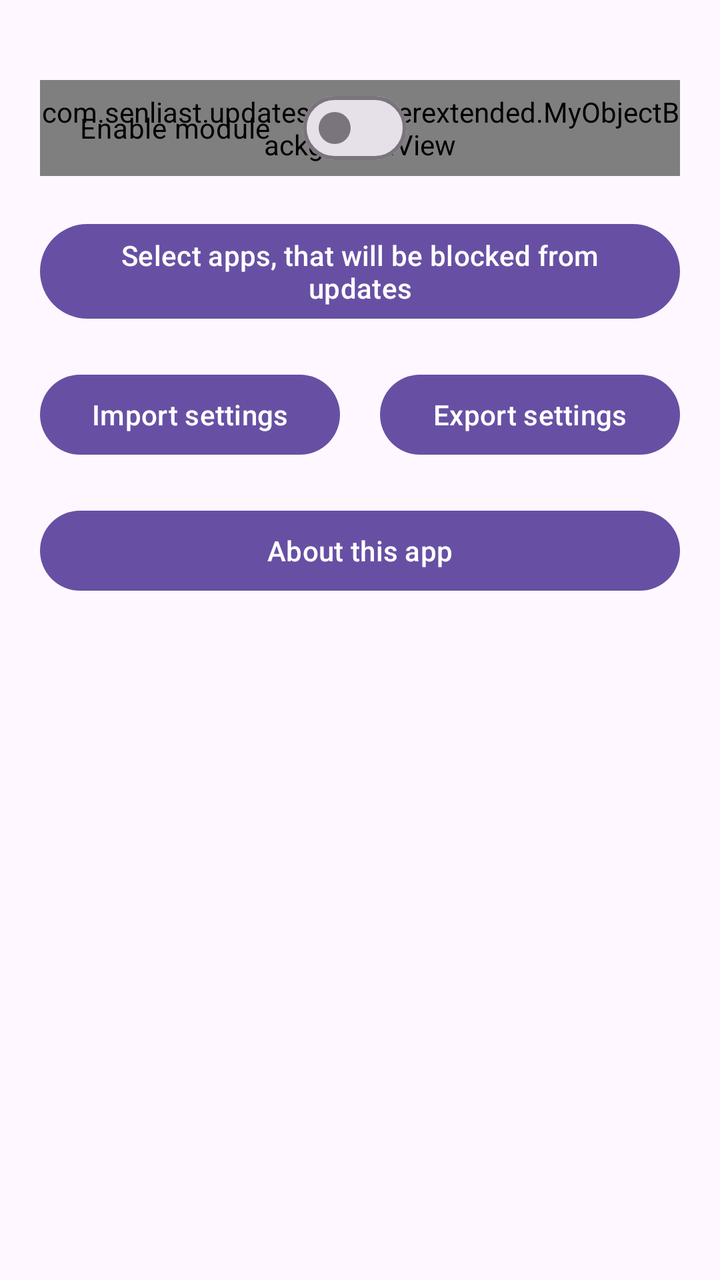
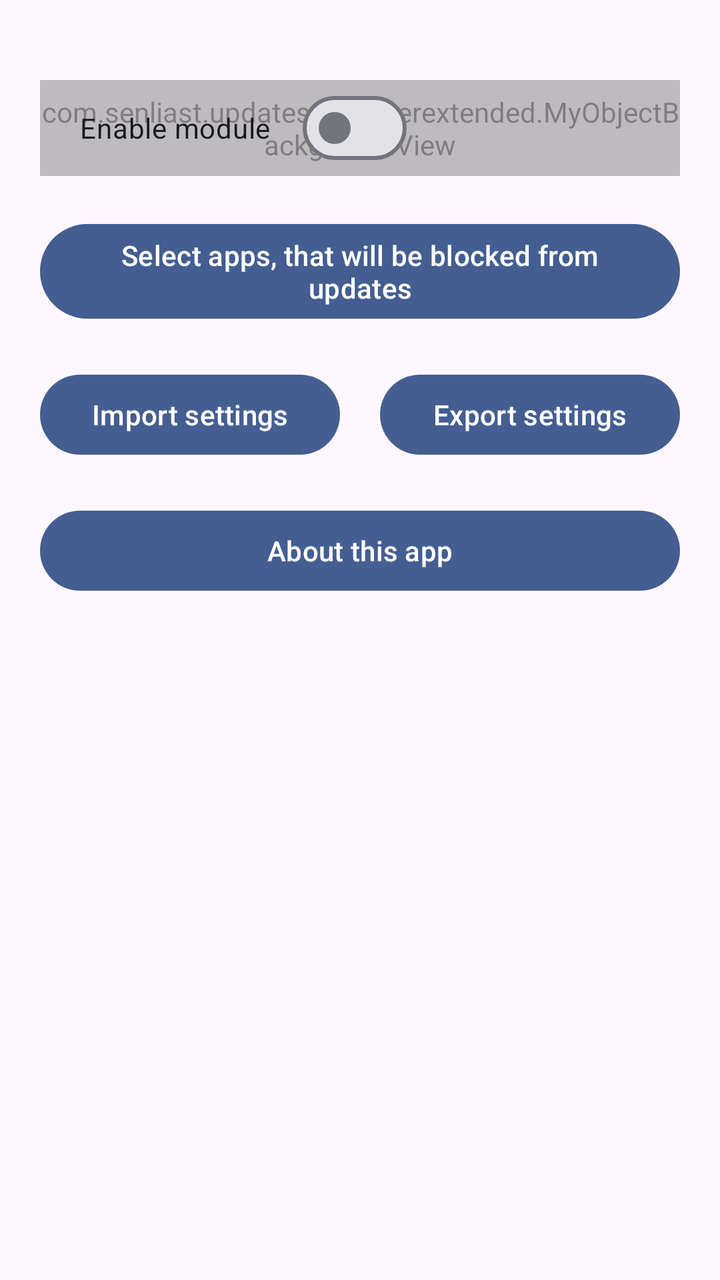

Compare the two renders of this Android layout. The source of the first and the diff that turns it into the second are given below.
<!-- AndroidManifest.xml: application theme Theme.UpdatesManagerExtended -->
<!-- res/layout/activity_main.xml -->
<?xml version="1.0" encoding="utf-8"?>
<androidx.constraintlayout.widget.ConstraintLayout xmlns:android="http://schemas.android.com/apk/res/android"
    xmlns:app="http://schemas.android.com/apk/res-auto"
    xmlns:tools="http://schemas.android.com/tools"
    android:id="@+id/activityMain"
    android:layout_width="match_parent"
    android:layout_height="match_parent"
    tools:context=".MainActivity">


    <Button
        android:id="@+id/buttonSelectBlacklistedApps"
        android:layout_width="0dp"
        android:layout_height="wrap_content"
        android:layout_marginStart="20dp"
        android:layout_marginTop="20dp"
        android:layout_marginEnd="20dp"
        android:text="@string/select_blacklisted_apps"
        android:textColor="@color/white"
        app:layout_constraintEnd_toEndOf="parent"
        app:layout_constraintStart_toStartOf="parent"
        app:layout_constraintTop_toBottomOf="@+id/mobvSwitchEnableModule" />

    <Button
        android:id="@+id/buttonImportSettings"
        android:layout_width="0dp"
        android:layout_height="wrap_content"
        android:layout_marginStart="20dp"
        android:layout_marginTop="20dp"
        android:text="@string/import_settings"
        android:textColor="@color/white"
        app:layout_constraintEnd_toStartOf="@+id/buttonExportSettings"
        app:layout_constraintStart_toStartOf="parent"
        app:layout_constraintTop_toBottomOf="@+id/buttonSelectBlacklistedApps" />

    <Button
        android:id="@+id/buttonExportSettings"
        android:layout_width="0dp"
        android:layout_height="wrap_content"
        android:layout_marginStart="20dp"
        android:layout_marginTop="20dp"
        android:layout_marginEnd="20dp"
        android:text="@string/export_settings"
        android:textColor="@color/white"
        app:layout_constraintEnd_toEndOf="parent"
        app:layout_constraintStart_toEndOf="@+id/buttonImportSettings"
        app:layout_constraintTop_toBottomOf="@+id/buttonSelectBlacklistedApps" />

    <Button
        android:id="@+id/buttonAbout"
        android:layout_width="0dp"
        android:layout_height="wrap_content"
        android:layout_marginStart="20dp"
        android:layout_marginTop="20dp"
        android:layout_marginEnd="20dp"
        android:text="@string/about_app"
        android:textColor="@color/white"
        app:layout_constraintEnd_toEndOf="parent"
        app:layout_constraintStart_toStartOf="parent"
        app:layout_constraintTop_toBottomOf="@+id/buttonImportSettings" />

    <FrameLayout
        android:id="@+id/layoutStatusPanel"
        android:layout_width="0dp"
        android:layout_height="wrap_content"
        android:layout_marginStart="20dp"
        android:layout_marginTop="20dp"
        android:layout_marginEnd="20dp"
        app:layout_constraintBottom_toTopOf="@+id/switchEnableModule"
        app:layout_constraintEnd_toEndOf="parent"
        app:layout_constraintStart_toStartOf="parent"
        app:layout_constraintTop_toTopOf="parent">

    </FrameLayout>

    <view
        android:id="@+id/mobvSwitchEnableModule"
        class="com.senliast.updatesmanagerextended.MyObjectBackgroundView"
        android:layout_width="0dp"
        android:layout_height="48dp"
        android:layout_marginStart="20dp"
        android:layout_marginTop="20dp"
        android:layout_marginEnd="20dp"
        app:layout_constraintEnd_toEndOf="parent"
        app:layout_constraintStart_toStartOf="parent"
        app:layout_constraintTop_toBottomOf="@+id/layoutStatusPanel" />

    <com.google.android.material.materialswitch.MaterialSwitch
        android:id="@+id/switchEnableModule"
        android:layout_width="wrap_content"
        android:layout_height="48dp"
        android:layout_marginStart="20dp"
        android:layout_marginTop="20dp"
        android:text="@string/enable_module"
        android:textColor="@color/text_adaptive"
        app:layout_constraintStart_toStartOf="@+id/mobvSwitchEnableModule"
        app:layout_constraintTop_toBottomOf="@+id/layoutStatusPanel" />


</androidx.constraintlayout.widget.ConstraintLayout>
<!-- resources referenced by this layout -->
<resources>
  <color name="text_adaptive">#000000</color>
  <color name="white">#FFFFFF</color>
  <string name="about_app">About this app</string>
  <string name="enable_module">Enable module</string>
  <string name="export_settings">Export settings</string>
  <string name="import_settings">Import settings</string>
  <string name="select_blacklisted_apps">Select apps, that will be blocked from updates</string>
  <style name="Theme.UpdatesManagerExtended" parent="Base.Theme.UpdatesManagerExtended" />
  <style name="Base.Theme.UpdatesManagerExtended" parent="Theme.Material3.DayNight.NoActionBar">
          
          
      </style>
</resources>

<!-- the commit's change to res/layout/activity_main.xml (unified diff, before → after) -->
@@ -5,6 +5,7 @@
     android:id="@+id/activityMain"
     android:layout_width="match_parent"
     android:layout_height="match_parent"
+    android:theme="@style/Theme.Material3.DynamicColors.DayNight"
     tools:context=".MainActivity">
 
 
@@ -16,7 +17,6 @@
         android:layout_marginTop="20dp"
         android:layout_marginEnd="20dp"
         android:text="@string/select_blacklisted_apps"
-        android:textColor="@color/white"
         app:layout_constraintEnd_toEndOf="parent"
         app:layout_constraintStart_toStartOf="parent"
         app:layout_constraintTop_toBottomOf="@+id/mobvSwitchEnableModule" />
@@ -28,7 +28,6 @@
         android:layout_marginStart="20dp"
         android:layout_marginTop="20dp"
         android:text="@string/import_settings"
-        android:textColor="@color/white"
         app:layout_constraintEnd_toStartOf="@+id/buttonExportSettings"
         app:layout_constraintStart_toStartOf="parent"
         app:layout_constraintTop_toBottomOf="@+id/buttonSelectBlacklistedApps" />
@@ -41,7 +40,6 @@
         android:layout_marginTop="20dp"
         android:layout_marginEnd="20dp"
         android:text="@string/export_settings"
-        android:textColor="@color/white"
         app:layout_constraintEnd_toEndOf="parent"
         app:layout_constraintStart_toEndOf="@+id/buttonImportSettings"
         app:layout_constraintTop_toBottomOf="@+id/buttonSelectBlacklistedApps" />
@@ -54,7 +52,6 @@
         android:layout_marginTop="20dp"
         android:layout_marginEnd="20dp"
         android:text="@string/about_app"
-        android:textColor="@color/white"
         app:layout_constraintEnd_toEndOf="parent"
         app:layout_constraintStart_toStartOf="parent"
         app:layout_constraintTop_toBottomOf="@+id/buttonImportSettings" />
@@ -81,6 +78,7 @@
         android:layout_marginStart="20dp"
         android:layout_marginTop="20dp"
         android:layout_marginEnd="20dp"
+        android:alpha="0.5"
         app:layout_constraintEnd_toEndOf="parent"
         app:layout_constraintStart_toStartOf="parent"
         app:layout_constraintTop_toBottomOf="@+id/layoutStatusPanel" />
@@ -92,7 +90,6 @@
         android:layout_marginStart="20dp"
         android:layout_marginTop="20dp"
         android:text="@string/enable_module"
-        android:textColor="@color/text_adaptive"
         app:layout_constraintStart_toStartOf="@+id/mobvSwitchEnableModule"
         app:layout_constraintTop_toBottomOf="@+id/layoutStatusPanel" />
 
<!-- resource entries referenced after the edit -->
@@ -1,7 +1,5 @@
 <!-- resources referenced by this layout -->
 <resources>
-  <color name="text_adaptive">#000000</color>
-  <color name="white">#FFFFFF</color>
   <string name="about_app">About this app</string>
   <string name="enable_module">Enable module</string>
   <string name="export_settings">Export settings</string>
